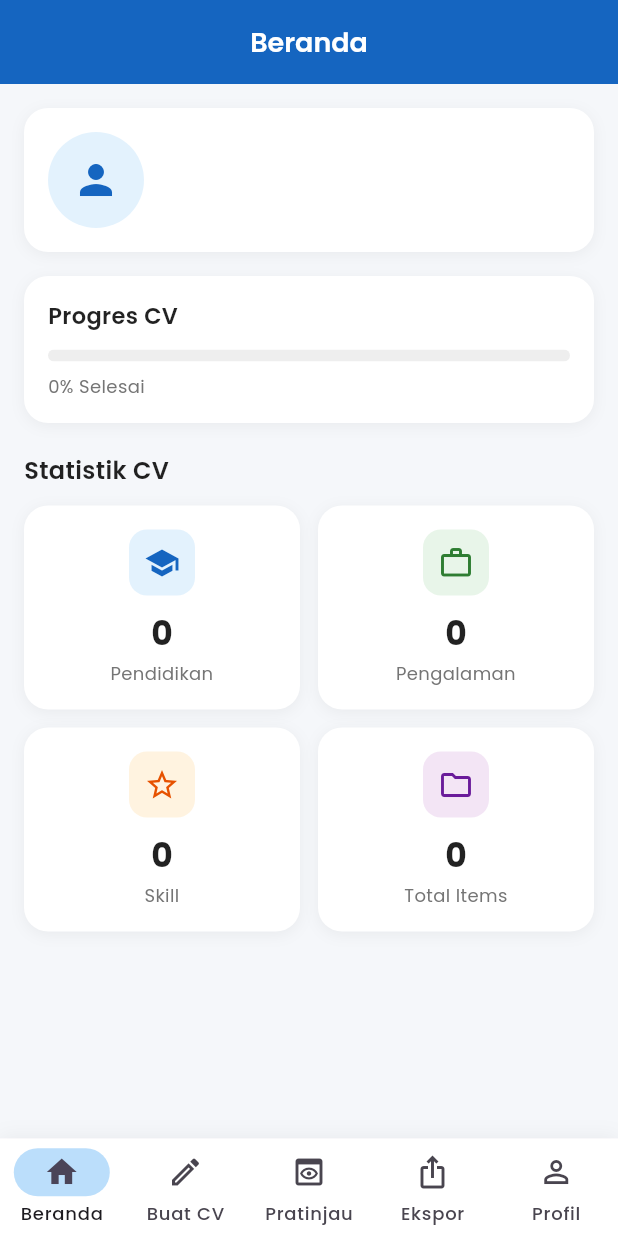
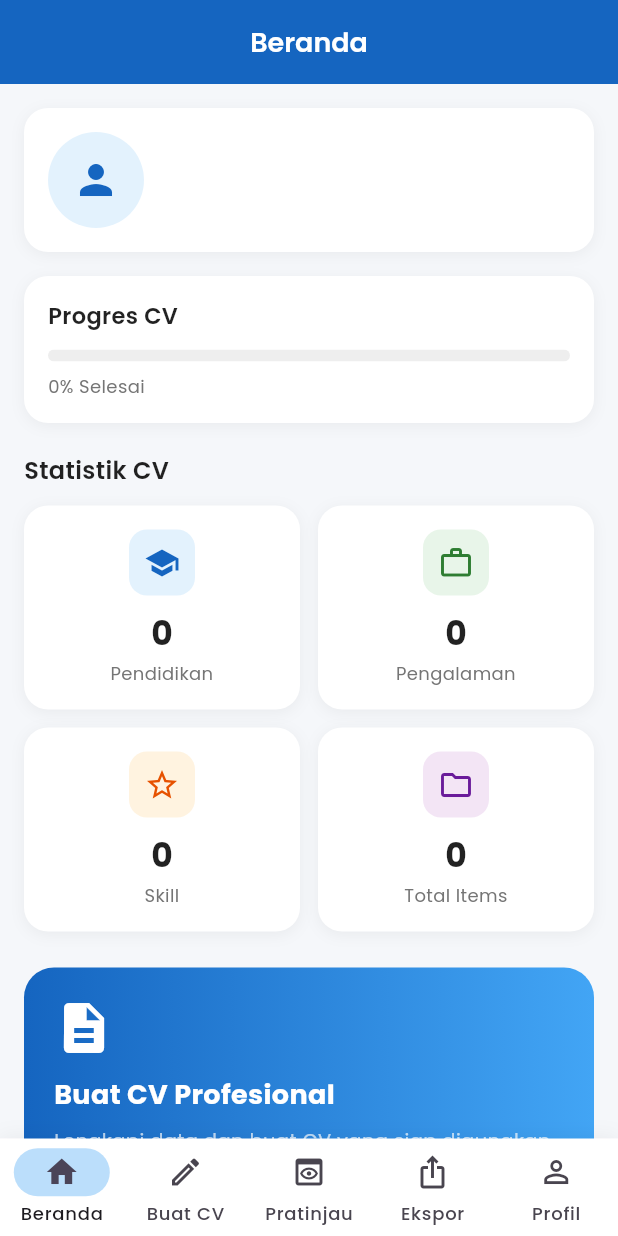
Before and after one commit to ahmadsyafik/cv_maker, a Flutter app: the screen it shows once a user with an empty profile is signed in, on a phone screen of 412 x 824 dp. Run offline on Flutter 3.47's test engine with Material 3 defaults, Android fonts, the phone set to English and light mode, and no system bars; our stand-ins replace cached_network_image, cloud_firestore, device_preview, file_picker, firebase_auth, firebase_core and 8 more; accounts and stored records are empty.

Commit message:
update: update dashboard

```diff
--- a/lib/main.dart
+++ b/lib/main.dart
@@ -30,9 +30,7 @@ Future<void> main() async {
     debugPrint('❌ Firebase initialization error: $e');
   }
 
-  runApp(
-    DevicePreview(builder: (context) => const MyApp())
-  );
+  runApp(DevicePreview(builder: (context) => const MyApp()));
 }
 
 class MyApp extends StatelessWidget {
@@ -143,20 +141,28 @@ class _AuthWrapperState extends State<AuthWrapper> {
 }
 
 class MainNavigation extends StatefulWidget {
-  const MainNavigation({super.key});
+  final int initialIndex;
+
+  const MainNavigation({
+    super.key,
+    this.initialIndex = 0,
+  });
 
   @override
   State<MainNavigation> createState() => _MainNavigationState();
 }
 
 class _MainNavigationState extends State<MainNavigation> {
-  int _currentIndex = 0;
+  late int _currentIndex;
 
   late final List<Widget> _pages;
 
   @override
   void initState() {
     super.initState();
+
+    _currentIndex = widget.initialIndex;
+
     _pages = const [
       HomePage(),
       BuilderPage(),
--- a/lib/pages/home_page.dart
+++ b/lib/pages/home_page.dart
@@ -3,6 +3,7 @@ import 'package:provider/provider.dart';
 import 'package:google_fonts/google_fonts.dart';
 import 'package:firebase_auth/firebase_auth.dart';
 import 'package:cached_network_image/cached_network_image.dart';
+import '../main.dart';
 import '../state/cv_provider.dart';
 import '../providers/user_provider.dart';
 
@@ -49,7 +50,8 @@ class HomePage extends StatelessWidget {
 
           // Progress value dan teks
           final double displayProgress = cvProgress;
-          final String progressText = '${(cvProgress * 100).toStringAsFixed(0)}% Selesai';
+          final String progressText =
+              '${(cvProgress * 100).toStringAsFixed(0)}% Selesai';
 
           return RefreshIndicator(
             onRefresh: () async {
@@ -223,6 +225,9 @@ class HomePage extends StatelessWidget {
                       ),
                     ],
                   ),
+                  const SizedBox(height: 24),
+
+                  _buildCreateCvCard(context),
                 ],
               ),
             ),
@@ -329,4 +334,73 @@ class HomePage extends StatelessWidget {
       ),
     );
   }
+
+  Widget _buildCreateCvCard(BuildContext context) {
+    return Container(
+      width: double.infinity,
+      padding: const EdgeInsets.all(20),
+      decoration: BoxDecoration(
+        gradient: const LinearGradient(
+          colors: [
+            Color(0xFF1565C0),
+            Color(0xFF42A5F5),
+          ],
+        ),
+        borderRadius: BorderRadius.circular(20),
+      ),
+      child: Column(
+        crossAxisAlignment: CrossAxisAlignment.start,
+        children: [
+          const Icon(
+            Icons.description,
+            size: 40,
+            color: Colors.white,
+          ),
+          const SizedBox(height: 12),
+          Text(
+            'Buat CV Profesional',
+            style: GoogleFonts.poppins(
+              fontSize: 18,
+              fontWeight: FontWeight.bold,
+              color: Colors.white,
+            ),
+          ),
+          const SizedBox(height: 8),
+          Text(
+            'Lengkapi data dan buat CV yang siap digunakan untuk melamar pekerjaan.',
+            style: GoogleFonts.poppins(
+              color: Colors.white70,
+              fontSize: 13,
+            ),
+          ),
+          const SizedBox(height: 16),
+          SizedBox(
+            width: double.infinity,
+            child: ElevatedButton(
+              onPressed: () {
+                Navigator.pushReplacement(
+                  context,
+                  MaterialPageRoute(
+                    builder: (_) => const MainNavigation(
+                      initialIndex: 1,
+                    ),
+                  ),
+                );
+              },
+              style: ElevatedButton.styleFrom(
+                backgroundColor: Colors.white,
+                foregroundColor: const Color(0xFF1565C0),
+                padding: const EdgeInsets.symmetric(
+                  vertical: 14,
+                ),
+              ),
+              child: const Text(
+                'Buat CV Sekarang',
+              ),
+            ),
+          ),
+        ],
+      ),
+    );
+  }
 }
```
